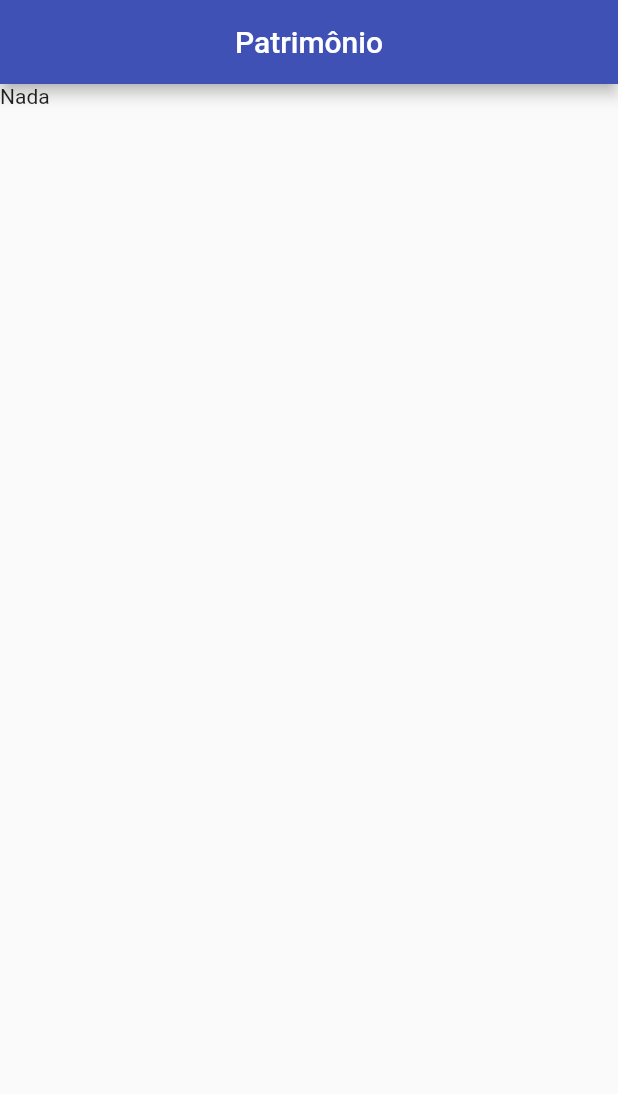
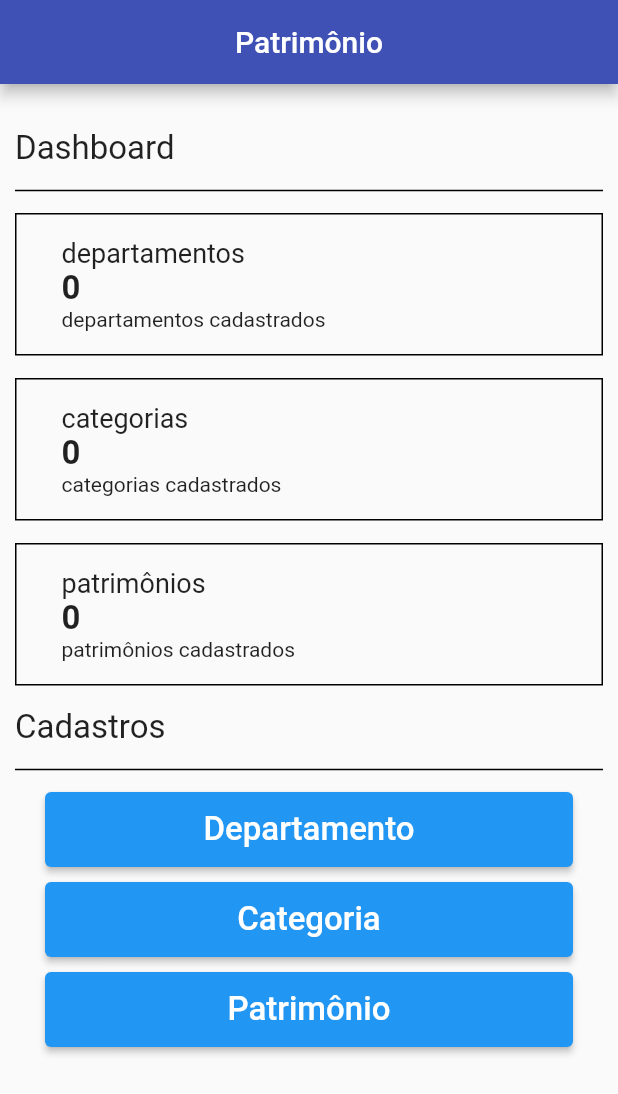
Before and after one commit to marcel099/upf-dwm-patrimony-app, a Flutter app: the DashboardPage screen opened directly, on a phone screen of 412 x 824 dp. Shown: the top 1094 px of the screen. Run offline on Flutter 3.47's test engine with Material 2 defaults, Android fonts, the phone set to English and light mode, and no system bars.

Commit message:
Estrutura e estilo da tela de dashboard

```diff
--- /dev/null
+++ b/lib/components/DashboardButton.dart
@@ -0,0 +1,22 @@
+import 'package:flutter/material.dart';
+
+class DashboardButton extends StatelessWidget {
+  String title;
+  Function() onPressedFunc;
+
+  DashboardButton({Key? key, required this.title, required this.onPressedFunc})
+      : super(key: key);
+
+  @override
+  Widget build(BuildContext context) {
+    return   Padding(
+        padding: const EdgeInsets.symmetric(
+          horizontal: 20,
+        ),
+        child: ElevatedButton(
+            onPressed: () => onPressedFunc(),
+            style: ElevatedButton.styleFrom(
+                minimumSize: const Size.fromHeight(50)),
+            child: Text(title, style: const TextStyle(fontSize: 22))));
+  }
+}
--- /dev/null
+++ b/lib/components/DashboardCard.dart
@@ -0,0 +1,50 @@
+import 'package:flutter/material.dart';
+
+class DashboardCard extends StatefulWidget {
+  DashboardCard({
+    Key? key,
+    required this.singularTitle,
+    required this.pluralTitle,
+  }) : super(key: key);
+
+  String singularTitle;
+  String pluralTitle;
+
+  @override
+  State<DashboardCard> createState() => _DashboardCardState();
+}
+
+class _DashboardCardState extends State<DashboardCard> {
+  @override
+  Widget build(BuildContext context) {
+    return Container(
+      decoration: BoxDecoration(
+          border: Border.all(color: Colors.black)
+      ),
+      child: Row(
+        children: [
+          const SizedBox(
+            width: 15,
+            child: const DecoratedBox(
+              decoration: const BoxDecoration(color: Colors.black),
+            ),
+          ),
+          Padding(
+            padding: const EdgeInsets.symmetric(
+              horizontal: 15,
+              vertical: 15,
+            ),
+            child: Column(
+              crossAxisAlignment: CrossAxisAlignment.start,
+              children: [
+                Text(widget.pluralTitle, style: TextStyle(fontSize: 18)),
+                Text("0", style: TextStyle(fontSize: 22, fontWeight: FontWeight.bold)),
+                Text("${widget.pluralTitle} cadastrados", style: TextStyle(fontSize: 14)),
+              ],
+            ),
+          )
+        ],
+      ),
+    );
+  }
+}
--- a/lib/screens/Dashboard.dart
+++ b/lib/screens/Dashboard.dart
@@ -14,6 +14,67 @@ class DashboardPage extends StatelessWidget {
         backgroundColor: Colors.indigo,
         automaticallyImplyLeading: false,
       ),
-        body: Text("Nada"));
+      body: SingleChildScrollView(
+        child: Container(
+            padding: const EdgeInsets.symmetric(
+              horizontal: 10,
+              vertical: 30,
+            ),
+            child:
+                Column(crossAxisAlignment: CrossAxisAlignment.start, children: [
+              Text("Dashboard", style: TextStyle(fontSize: 22)),
+              Divider(
+                height: 30,
+                thickness: 1,
+                color: Colors.black,
+              ),
+              DashboardCard(
+                singularTitle: "departamento",
+                pluralTitle: 'departamentos',
+              ),
+              const SizedBox(
+                height: 15,
+              ),
+              DashboardCard(
+                singularTitle: "categoria",
+                pluralTitle: 'categorias',
+              ),
+              const SizedBox(
+                height: 15,
+              ),
+              DashboardCard(
+                singularTitle: "patrimônio",
+                pluralTitle: 'patrimônios',
+              ),
+              const SizedBox(
+                height: 15,
+              ),
+              Text("Cadastros", style: TextStyle(fontSize: 22)),
+              Divider(
+                height: 30,
+                thickness: 1,
+                color: Colors.black,
+              ),
+              DashboardButton(
+                title: "Departamento",
+                onPressedFunc: () {},
+              ),
+              const SizedBox(
+                height: 10,
+              ),
+              DashboardButton(
+                title: "Categoria",
+                onPressedFunc: () {},
+              ),
+              const SizedBox(
+                height: 10,
+              ),
+              DashboardButton(
+                title: "Patrimônio",
+                onPressedFunc: () {},
+              ),
+            ])),
+      ),
+    );
   }
 }
```
Lines whose indentation alone changed are shown as unchanged.
